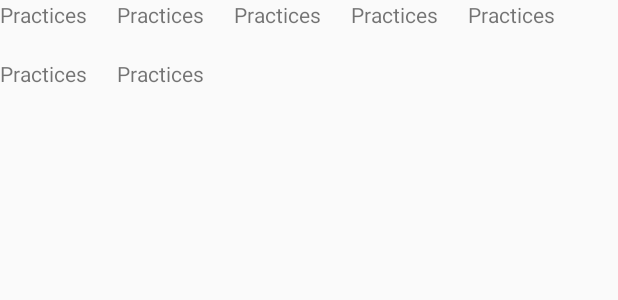
After one commit to WoodenTea/Practices, an Android app: the layout actvt_flow_layout.xml on its own in the app's theme, with its tools: preview values and no code run, on a phone screen of 412 x 824 dp. The commit adds this screen. Shown: the top 300 px of the screen. Run offline under Robolectric (Android 15) with nearby library versions, the phone set to English and light mode, and no system bars.

Commit message:
Added FlowLayout

```diff
--- a/app/build.gradle
+++ b/app/build.gradle
@@ -9,7 +9,7 @@ def releaseTime() {
 }
 
 android {
-    compileSdkVersion 21
+    compileSdkVersion 22
     buildToolsVersion "22.0.1"
 
     defaultConfig {
--- /dev/null
+++ b/app/src/main/java/com/ymsfd/practices/view/FlowLayout.java
@@ -0,0 +1,115 @@
+package com.ymsfd.practices.view;
+
+import android.content.Context;
+import android.content.res.TypedArray;
+import android.util.AttributeSet;
+import android.view.View;
+import android.view.ViewGroup;
+
+import com.ymsfd.practices.R;
+
+/**
+ * Created by WoodenTea.
+ * Date: 2015/11/10
+ * Time: 16:18
+ */
+public class FlowLayout extends ViewGroup {
+    private static int DEFAULT_VERTICAL_SPACING = 20;   //dp
+    private static int DEFAULT_HORIZONTAL_SPACING = 20; //dp
+
+    private final float mVerticalSpacing;
+    private final float mHorizontalSpacing;
+
+    public FlowLayout(Context context) {
+        this(context, null);
+    }
+
+    public FlowLayout(Context context, AttributeSet attrs) {
+        this(context, attrs, 0);
+    }
+
+    public FlowLayout(Context context, AttributeSet attrs, int defStyleAttr) {
+        super(context, attrs, defStyleAttr);
+        final float density = context.getResources().getDisplayMetrics().density;
+
+        TypedArray array = context.obtainStyledAttributes(attrs, R.styleable.FlowLayout, defStyleAttr, 0);
+        mVerticalSpacing = array.getDimension(R.styleable.FlowLayout_verticalSpacing, DEFAULT_VERTICAL_SPACING * density + 0.5f);
+        mHorizontalSpacing = array.getDimension(R.styleable.FlowLayout_horizontalSpacing, DEFAULT_HORIZONTAL_SPACING * density + 0.5f);
+        array.recycle();
+    }
+
+    @Override
+    protected void onMeasure(int widthMeasureSpec, int heightMeasureSpec) {
+        int measureWidth = resolveSize(0, widthMeasureSpec);
+        int paddingLeft = getPaddingLeft();
+        int paddingTop = getPaddingTop();
+        int paddingRight = getPaddingRight();
+        int paddingBottom = getPaddingBottom();
+
+        int lineHeight = 0;
+        float drawLeft = paddingLeft;
+        float drawTop = paddingTop;
+        int childHeight;
+        int childWidth;
+        int count = getChildCount();
+        for (int index = 0; index < count; index++) {
+            View child = getChildAt(index);
+            if (child.getVisibility() != View.GONE) {
+                measureChild(child, widthMeasureSpec, heightMeasureSpec);
+            } else {
+                continue;
+            }
+
+            childWidth = child.getMeasuredWidth();
+            childHeight = child.getMeasuredHeight();
+            lineHeight = Math.max(lineHeight, childHeight);
+            if (drawLeft + childWidth + paddingRight > measureWidth) {
+                drawLeft = paddingLeft;
+                drawTop += mVerticalSpacing + lineHeight;
+                lineHeight = 0;
+            } else {
+                drawLeft += childWidth + mHorizontalSpacing;
+            }
+        }
+
+        float wantedHeight = drawTop + lineHeight + paddingBottom;
+
+        setMeasuredDimension(measureWidth, resolveSize((int) wantedHeight, heightMeasureSpec));
+    }
+
+    @Override
+    protected void onLayout(boolean changed, int l, int t, int r, int b) {
+        int width = r - l;
+
+        int paddingLeft = getPaddingLeft();
+        int paddingTop = getPaddingTop();
+        int paddingRight = getPaddingRight();
+
+        int lineHeight = 0;
+        int drawLeft = paddingLeft;
+        int drawTop = paddingTop;
+
+        int childHeight;
+        int childWidth;
+        int count = getChildCount();
+        for (int index = 0; index < count; index++) {
+            View child = getChildAt(index);
+            if (child.getVisibility() == View.GONE) {
+                continue;
+            }
+
+            childWidth = child.getMeasuredWidth();
+            childHeight = child.getMeasuredHeight();
+
+            lineHeight = Math.max(lineHeight, childHeight);
+            if (drawLeft + childWidth + paddingRight > width) {
+                drawLeft = paddingLeft;
+                drawTop += paddingTop + lineHeight + mVerticalSpacing;
+                lineHeight = 0;
+            }
+
+            child.layout(drawLeft, drawTop, drawLeft + childWidth, drawTop + childHeight);
+            drawLeft += childWidth + mHorizontalSpacing;
+        }
+    }
+}
--- /dev/null
+++ b/app/src/main/res/layout/actvt_flow_layout.xml
@@ -0,0 +1,46 @@
+<?xml version="1.0" encoding="utf-8"?>
+<LinearLayout xmlns:android="http://schemas.android.com/apk/res/android"
+    android:layout_width="match_parent"
+    android:layout_height="match_parent"
+    android:orientation="vertical">
+
+    <com.ymsfd.practices.view.FlowLayout
+        android:layout_width="match_parent"
+        android:layout_height="wrap_content">
+
+        <TextView
+            android:layout_width="wrap_content"
+            android:layout_height="wrap_content"
+            android:text="@string/app_name" />
+
+        <TextView
+            android:layout_width="wrap_content"
+            android:layout_height="wrap_content"
+            android:text="@string/app_name" />
+
+        <TextView
+            android:layout_width="wrap_content"
+            android:layout_height="wrap_content"
+            android:text="@string/app_name" />
+
+        <TextView
+            android:layout_width="wrap_content"
+            android:layout_height="wrap_content"
+            android:text="@string/app_name" />
+
+        <TextView
+            android:layout_width="wrap_content"
+            android:layout_height="wrap_content"
+            android:text="@string/app_name" />
+
+        <TextView
+            android:layout_width="wrap_content"
+            android:layout_height="wrap_content"
+            android:text="@string/app_name" />
+
+        <TextView
+            android:layout_width="wrap_content"
+            android:layout_height="wrap_content"
+            android:text="@string/app_name" />
+    </com.ymsfd.practices.view.FlowLayout>
+</LinearLayout>
--- a/app/src/main/res/values/attrs.xml
+++ b/app/src/main/res/values/attrs.xml
@@ -1,13 +1,18 @@
 <?xml version="1.0" encoding="utf-8"?>
 <resources>
     <declare-styleable name="CircleIndicatorView">
-        <attr name="roundColor" format="color"/>
-        <attr name="floatColor" format="color"/>
-        <attr name="android:orientation"/>
-        <attr name="strokeColor" format="color"/>
-        <attr name="strokeWidth" format="dimension"/>
-        <attr name="radius" format="dimension"/>
-        <attr name="snap" format="boolean"/>
-        <attr name="centered" format="boolean"/>
+        <attr name="roundColor" format="color" />
+        <attr name="floatColor" format="color" />
+        <attr name="android:orientation" />
+        <attr name="strokeColor" format="color" />
+        <attr name="strokeWidth" format="dimension" />
+        <attr name="radius" format="dimension" />
+        <attr name="snap" format="boolean" />
+        <attr name="centered" format="boolean" />
+    </declare-styleable>
+
+    <declare-styleable name="FlowLayout">
+        <attr name="horizontalSpacing" format="dimension" />
+        <attr name="verticalSpacing" format="dimension" />
     </declare-styleable>
 </resources>
```
